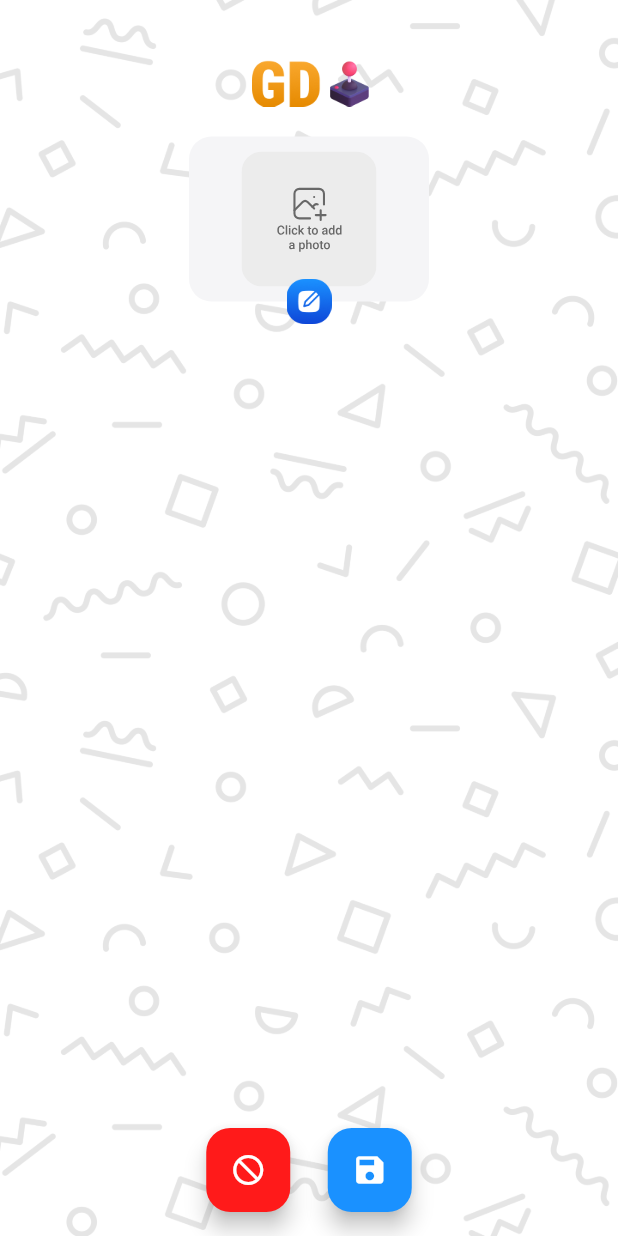
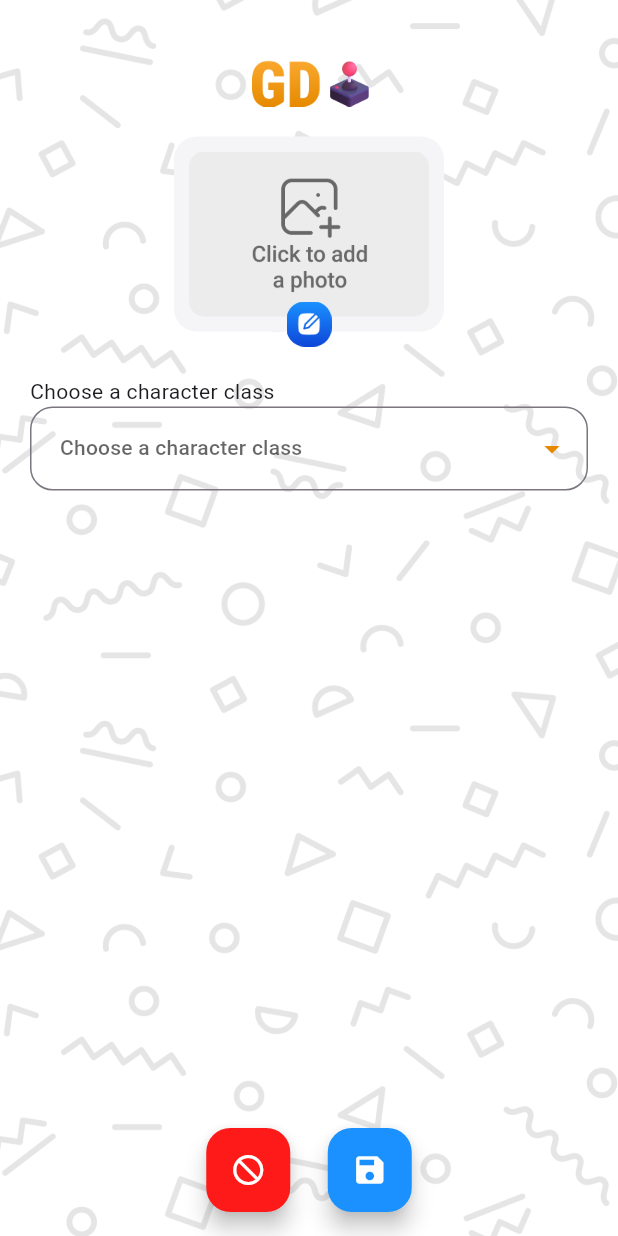
Before and after one commit to ismail036/Gamer_Diary, a Flutter app: the CharacterCardsAdd screen opened directly, on a phone screen of 412 x 824 dp. Run offline on Flutter 3.47's test engine with Material 3 defaults, Android fonts, the phone set to English and light mode, and no system bars; our stand-ins replace dropdown_button2, flutter_expandable_fab, flutter_svg, image_picker, sqflite; accounts and stored records are empty.

Commit message:
Character Cards Add page updated

```diff
--- a/lib/characterCardsAdd.dart
+++ b/lib/characterCardsAdd.dart
@@ -1,9 +1,11 @@
 import 'package:flutter/cupertino.dart';
 import 'package:flutter/material.dart';
+import 'package:flutter/painting.dart';
 import 'package:flutter/widgets.dart';
 import 'package:flutter_svg/flutter_svg.dart';
 import 'package:image_picker/image_picker.dart';
-
+import 'dart:io';
+import 'package:dropdown_button2/dropdown_button2.dart';
 
 class CharacterCardsAdd extends StatelessWidget {
   const CharacterCardsAdd({super.key});
@@ -62,13 +64,80 @@ class CharacterCardsAddBody extends StatefulWidget {
 }
 
 class _CharacterCardsAddBodyState extends State<CharacterCardsAddBody> {
+
+  File? _image;
+
+
+
   @override
   Widget build(BuildContext context) {
+
+
+    final picker = ImagePicker();
+
+    const List<String> list = <String>['One', 'Two', 'Three', 'Four'];
+
+    Future getImage() async {
+      final pickedFile = await picker.pickImage(source: ImageSource.gallery);
+
+      setState(() {
+        if (pickedFile != null) {
+          _image = File(pickedFile.path);
+        } else {
+          print('No image selected.');
+        }
+      });
+
+      print(_image);
+    }
+
+    getImg() {
+      print(_image);
+      if(_image != null )
+        return Container(
+            margin: EdgeInsets.only(top: 10,left: 10),
+            height: 110,
+            width: 160,
+            decoration: BoxDecoration(
+            borderRadius: BorderRadius.circular(10), // Kenar yarıçapını istediğiniz değere ayarlayın
+            image: DecorationImage(
+              image: FileImage(_image!),
+              fit: BoxFit.cover,
+              alignment: Alignment.topCenter,
+            ),
+          ),
+        );
+
+      return Container(
+        margin: EdgeInsets.only(top: 10,left: 10),
+        height: 110,
+        width: 160,
+        decoration: BoxDecoration(
+          borderRadius: BorderRadius.circular(10), // Kenar yarıçapını istediğiniz değere ayarlayın
+          image: DecorationImage(
+            image: AssetImage("assets/clickToAddPhoto.png"),
+            fit: BoxFit.cover,
+          ),
+        ),
+      );
+
+
+    }
+
+
+    String dropdownValue = list.first;
+
+    final List<String> genderItems = [
+      'Male',
+      'Female',
+    ];
+
+    String? selectedValue;
+
     return Container(
           margin: EdgeInsets.all(20),
-          child: Container(
           child: Column(
-                crossAxisAlignment: CrossAxisAlignment.center,
+                crossAxisAlignment: CrossAxisAlignment.start,
                 children: [
                   SizedBox(height: 20,),
                   Center(
@@ -77,43 +146,115 @@ class _CharacterCardsAddBodyState extends State<CharacterCardsAddBody> {
                   width: 80,
                   ),),
                   SizedBox(height: 20,),
-                  Stack(
+                  Center(
+                    child: Stack(
                       children: [
                         Container(
-                        width: 160,
-                        height: 110,
+                          width: 180,
+                          height: 130,
                           decoration: BoxDecoration(
                               color:Color(0xffF5F5F7),
                               borderRadius: BorderRadius.circular(15)
                           ),
                           ),
                         GestureDetector(
-                        onTap: (){
-
+                          onTap: () async {
+                            getImage();
+                            setState(() {
+                            });
                                 },
-                          child: Container(
-                                 margin: EdgeInsets.only(top: 10,left: 15),
-                                 height: 90,
-                                 child: SvgPicture.asset("assets/Group 65.svg")
-                          ),
+                            child:  getImg()
                           ),
                         GestureDetector(
                           onTap: (){
                             print("selected");
                           },
                           child: Container(
-                           margin: EdgeInsets.only(top: 95,left: 65),
+                             margin: EdgeInsets.only(top: 110,left: 75),
                               width: 30,
                               height: 30,
                               child: Image.asset("assets/editImage.png"),
                             ),
                         ),
                       ],
-                  )
+                    ),
+                  ),
+
+                  SizedBox(height: 20,),
+                  Text("Choose a character class",
+                    textAlign: TextAlign.left,
+                  ),
+
+
+                  DropdownButtonFormField2<String>(
+                    isExpanded: true,
+                    decoration: InputDecoration(
+
+                      contentPadding: const EdgeInsets.symmetric(vertical: 16),
+                      border: OutlineInputBorder(
+                        borderRadius: BorderRadius.circular(15),
+                        borderSide: BorderSide( // Set the border color here
+                          color: Color(0xffE58A00), // Set your desired color here
+                          width: 2.0, // Set the border width if needed
+                        ),
+                      ),
+                      // Add more decoration..
+                    ),
+                    hint: const Text(
+                      "Choose a character class",
+                      style: TextStyle(fontSize: 14),
+                    ),
+                    items: genderItems
+                        .map((item) => DropdownMenuItem<String>(
+                      value: item,
+                      child: Text(
+                        item,
+                        style: const TextStyle(
+                          fontSize: 14,
+                        ),
+                      ),
+                    ))
+                        .toList(),
+                    validator: (value) {
+                      if (value == null) {
+                        return "Choose a character class";
+                      }
+                      return null;
+                    },
+                    onChanged: (value) {
+                      //Do something when selected item is changed.
+                    },
+                    onSaved: (value) {
+                      selectedValue = value.toString();
+                    },
+                    buttonStyleData: const ButtonStyleData(
+                      padding: EdgeInsets.only(right: 8),
+                    ),
+                    iconStyleData: const IconStyleData(
+                      icon: Icon(
+                        Icons.arrow_drop_down,
+                        color: Color(0xffE58A00),
+                      ),
+                      iconSize: 24,
+                    ),
+                    dropdownStyleData: DropdownStyleData(
+                      decoration: BoxDecoration(
+                        borderRadius: BorderRadius.circular(15),
+                      ),
+                    ),
+                    menuItemStyleData: const MenuItemStyleData(
+                      padding: EdgeInsets.symmetric(horizontal: 16),
+                    ),
+                  ),
+
+
+
 
             ]
           ),
-       ),
     );
+
+
   }
+
 }
--- a/pubspec.yaml
+++ b/pubspec.yaml
@@ -50,6 +50,7 @@ dev_dependencies:
   flutter_expandable_fab: ^2.0.0
   flutter_svg: ^2.0.10+1
   image_picker: ^1.0.7
+  dropdown_button2: ^2.3.9
 
 # For information on the generic Dart part of this file, see the
 # following page: https://dart.dev/tools/pub/pubspec
```
Also changed, not shown: pubspec.lock. Lines whose indentation alone changed are shown as unchanged.
